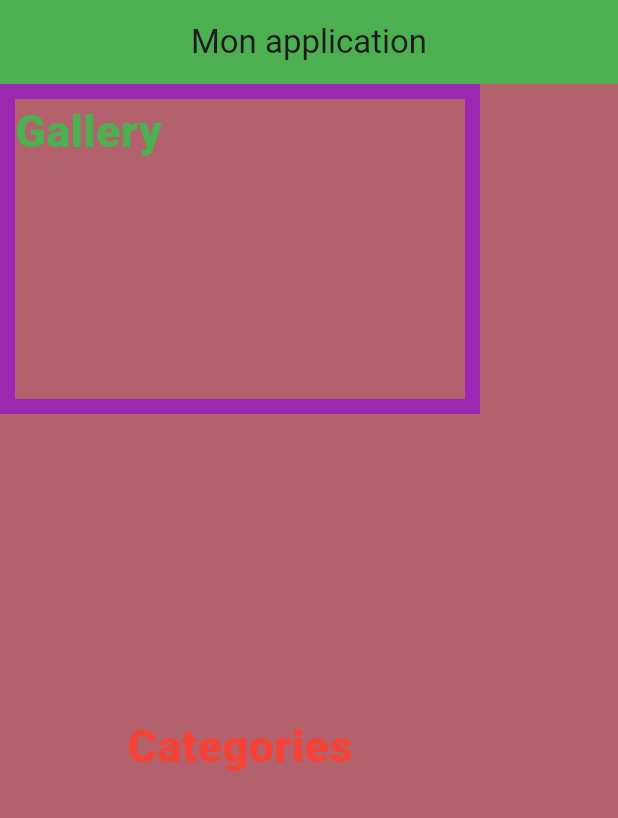
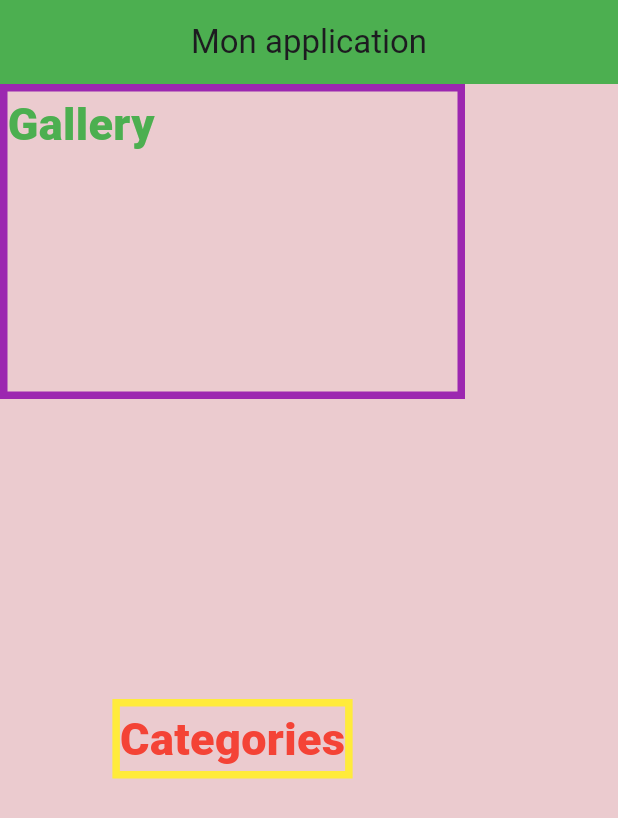
Before and after one commit to Frejo004/flutter_gallery_application, a Flutter app: the screen it shows after launch, on a phone screen of 412 x 824 dp. Shown: the top 818 px of the screen. Run offline on Flutter 3.47's test engine with Material 3 defaults, Android fonts, the phone set to English and light mode, and no system bars.

Commit message:
Modification de la couleur de fond dans MyApp et ajustement de l'épaisseur des bordures pour le widget Categories dans MainController

```diff
--- a/lib/main.dart
+++ b/lib/main.dart
@@ -19,7 +19,7 @@
       ),
 
       home:Scaffold(
-        backgroundColor: const Color.fromARGB(255, 179, 97, 109),
+        backgroundColor: const Color.fromARGB(255, 235, 203, 207),
         appBar: AppBar(
           backgroundColor: Colors.green,
           title: Center(child: Text("Mon application")),
--- a/lib/screen/home.dart
+++ b/lib/screen/home.dart
@@ -12,7 +12,7 @@
       children: [
         Container(
           decoration: BoxDecoration(
-          border: Border.all(width: 10, color: Colors.purple),
+          border: Border.all(width: 5, color: Colors.purple),
         ),
         child: SizedBox(
           height: 200,
@@ -22,7 +22,13 @@
         ),
         SizedBox(
           height:200),
-        Categories(),
+
+        Container(
+          decoration: BoxDecoration(
+          border: Border.all(width: 5, color: Colors.yellow),
+        ),
+          child: Categories(),
+          ),
       ],
     );
   }
```
